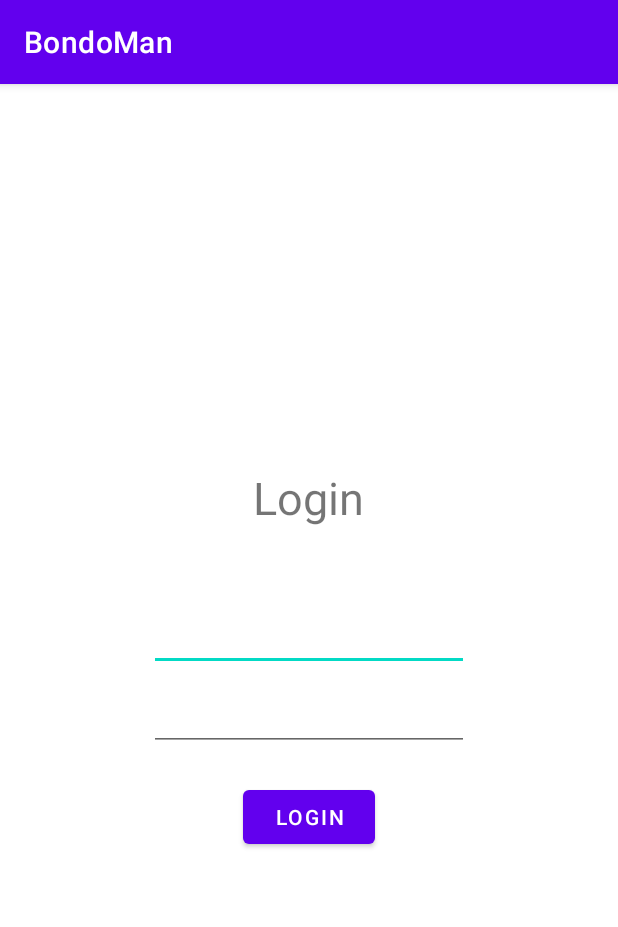
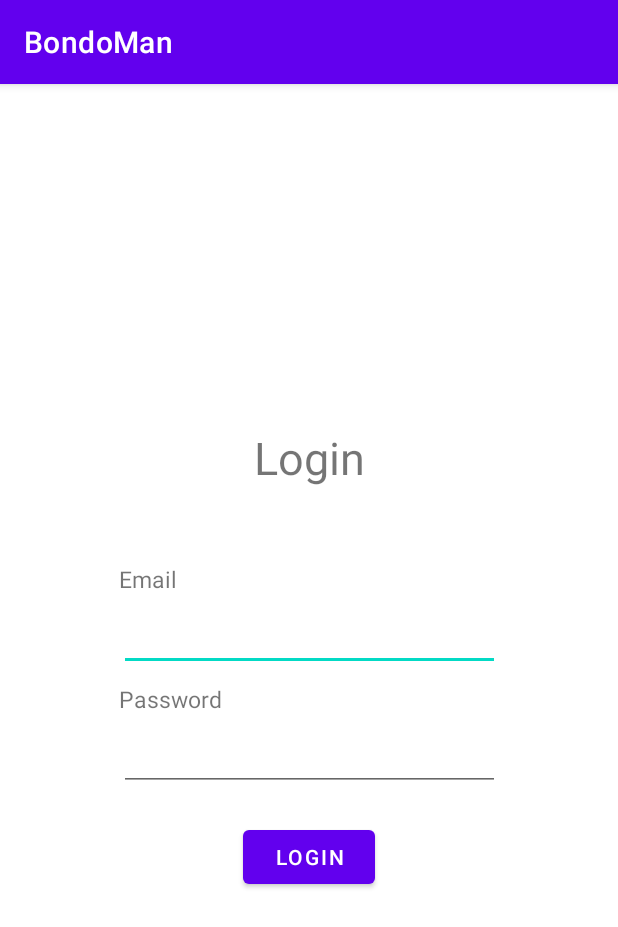
Before and after one commit to farizkik/IF3210-2024-Android-AMW, an Android app: the LoginActivity screen opened directly, with no data from a screen before it, on a phone screen of 412 x 824 dp. Shown: the top 927 px of the screen. Run offline under Robolectric (Android 15) with nearby library versions, the phone set to English and light mode, and no system bars.

Commit message:
feat: add email label and password on login activity

```diff
--- a/app/src/main/res/layout/activity_login.xml
+++ b/app/src/main/res/layout/activity_login.xml
@@ -7,46 +7,78 @@
     tools:context=".ui.login.LoginActivity">
 
     <LinearLayout
-        android:layout_width="wrap_content"
-        android:layout_height="wrap_content"
+        android:layout_width="294dp"
+        android:layout_height="430dp"
+        android:gravity="center"
         android:orientation="vertical"
+        android:padding="20dp"
         app:layout_constraintBottom_toBottomOf="parent"
         app:layout_constraintEnd_toEndOf="parent"
         app:layout_constraintStart_toStartOf="parent"
-        app:layout_constraintTop_toTopOf="parent"
-        android:gravity="center"
-        android:padding="20dp"
-        >
+        app:layout_constraintTop_toTopOf="parent">
 
         <TextView
             android:id="@+id/textView"
             android:layout_width="wrap_content"
             android:layout_height="wrap_content"
+            android:layout_marginBottom="50dp"
             android:text="@string/login"
+            android:textSize="30sp"
             tools:layout_editor_absoluteX="176dp"
-            tools:layout_editor_absoluteY="222dp"
-            android:layout_marginBottom="50dp"
-            android:textSize="30sp"/>
+            tools:layout_editor_absoluteY="222dp" />
+
+        <LinearLayout
+            android:layout_width="match_parent"
+            android:layout_height="wrap_content"
+            android:orientation="vertical">
+
+            <TextView
+                android:id="@+id/loginEmailLabel"
+                android:layout_width="wrap_content"
+                android:layout_height="wrap_content"
+                android:layout_marginBottom="5dp"
+                android:text="@string/login_email_label"
+                android:textSize="15sp"
+                tools:layout_editor_absoluteX="176dp"
+                tools:layout_editor_absoluteY="222dp" />
 
             <EditText
                 android:id="@+id/editTextTextPassword"
-            android:layout_width="wrap_content"
+                android:layout_width="match_parent"
                 android:layout_height="wrap_content"
+                android:layout_marginBottom="8dp"
                 android:ems="10"
                 android:inputType="textPassword"
                 tools:layout_editor_absoluteX="100dp"
-            tools:layout_editor_absoluteY="365dp"
-            android:layout_marginBottom="8dp"/>
+                tools:layout_editor_absoluteY="365dp" />
+        </LinearLayout>
+
+        <LinearLayout
+            android:layout_width="match_parent"
+            android:layout_height="wrap_content"
+            android:orientation="vertical">
+
+            <TextView
+                android:id="@+id/loginPasswordLabel"
+                android:layout_width="wrap_content"
+                android:layout_height="wrap_content"
+                android:layout_marginBottom="5dp"
+                android:text="@string/login_password_label"
+                android:textSize="15sp"
+                tools:layout_editor_absoluteX="176dp"
+                tools:layout_editor_absoluteY="222dp" />
 
             <EditText
                 android:id="@+id/editTextTextEmailAddress"
-            android:layout_width="wrap_content"
+                android:layout_width="match_parent"
                 android:layout_height="wrap_content"
+                android:layout_marginBottom="20dp"
                 android:ems="10"
                 android:inputType="textEmailAddress"
                 tools:layout_editor_absoluteX="100dp"
-            tools:layout_editor_absoluteY="279dp"
-            android:layout_marginBottom="20dp"/>
+                tools:layout_editor_absoluteY="279dp" />
+        </LinearLayout>
+
 
         <Button
             android:id="@+id/button2"
--- a/app/src/main/res/values/strings.xml
+++ b/app/src/main/res/values/strings.xml
@@ -11,4 +11,6 @@
     <string name="network_offline_image_description">Network Offline Image</string>
     <string name="network_retry_button">Retry</string>
     <string name="login">Login</string>
+    <string name="login_email_label">Email</string>
+    <string name="login_password_label">Password</string>
 </resources>
```
Lines whose indentation alone changed are shown as unchanged.
